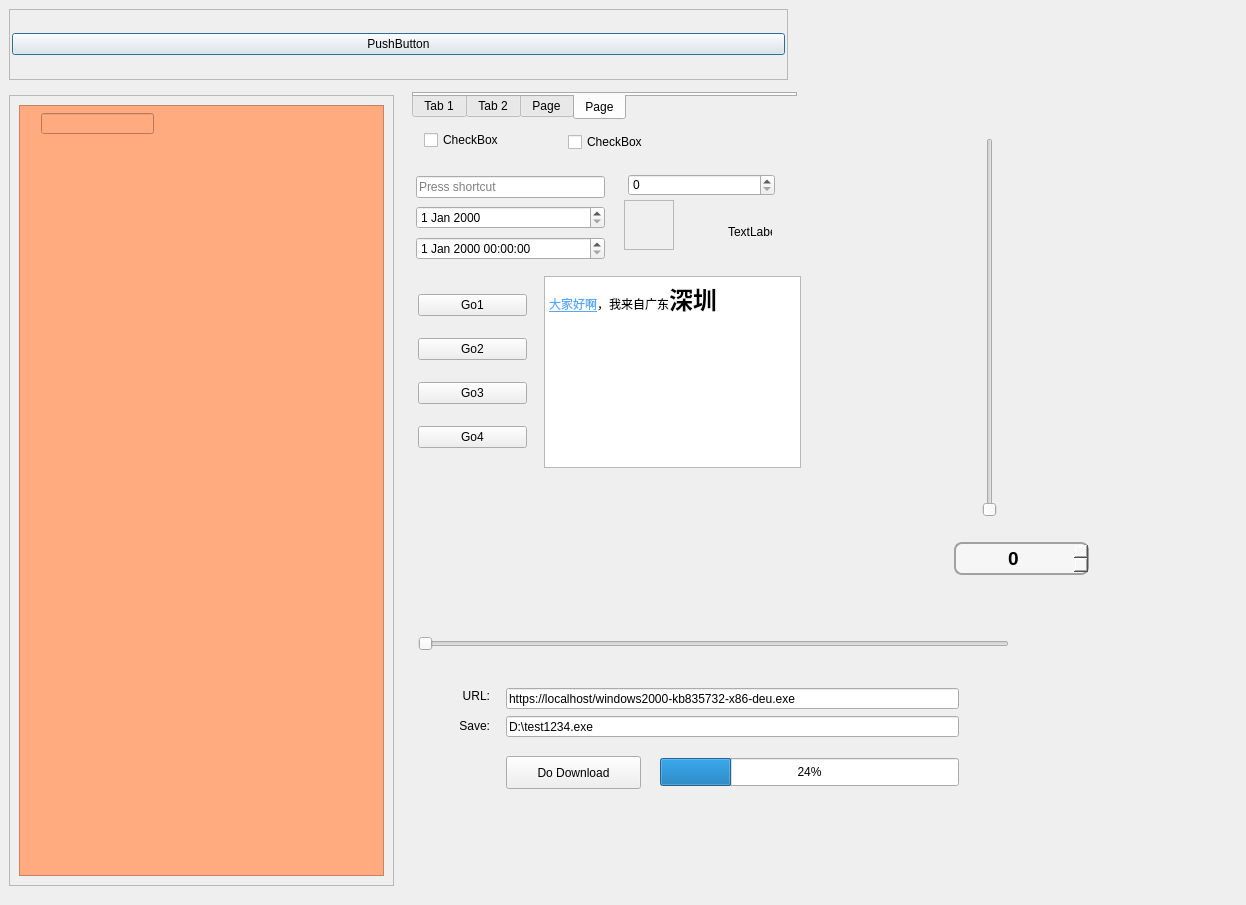
Qt form DialogScrollTest.ui (wlffeng2008/SimpleTest) before a commit.
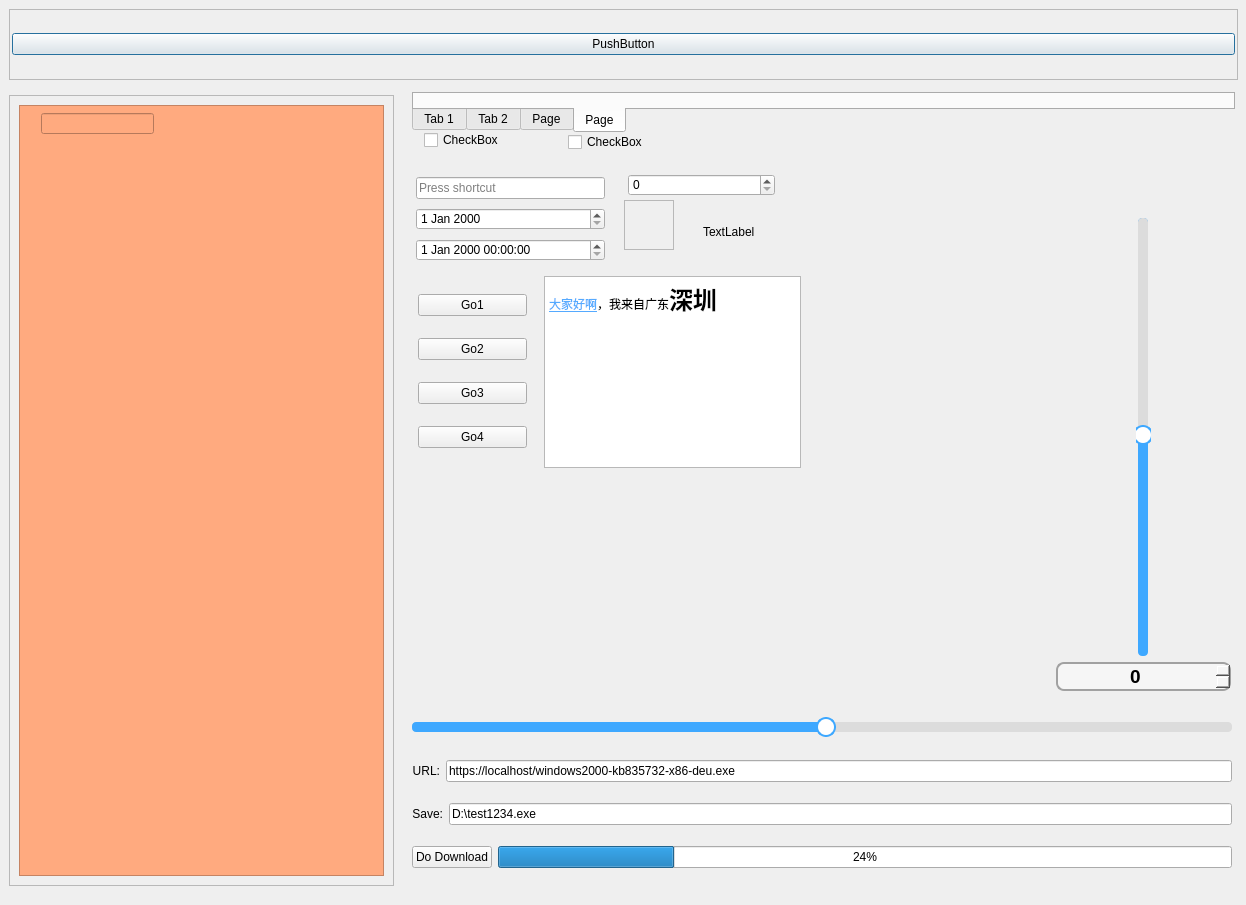
The same form after that commit. Icons and pictures are not drawn. Custom widgets are drawn as their Qt base class.

```diff
--- a/DialogScrollTest.ui
+++ b/DialogScrollTest.ui
@@ -13,12 +13,36 @@
   <property name="windowTitle">
    <string>Dialog</string>
   </property>
+  <property name="styleSheet">
+   <string notr="true">        QSlider::groove:horizontal { height: 10px; background: #DCDCDC; border-radius: 4px;}
+        QSlider::sub-page:horizontal { background: #3EA8FF;  border-radius: 4px;}
+        QSlider::handle:horizontal {
+            width: 16px;
+            height: 16px;
+            margin: -5px 0;
+            background: white;
+            border: 2px solid #3EA8FF;
+            border-radius: 10px; }
+
+        QSlider::groove:vertical { width: 10px; background: #3EA8FF;  border-radius: 4px; }
+        QSlider::sub-page:vertical { background: #DCDCDC;  border-radius: 4px; }
+        QSlider::handle:vertical {
+            width: 16px;
+            height: 16px;
+            margin: 0 -5px;
+            background: white;
+            border: 2px solid #3EA8FF;
+            border-radius: 10px; }
+
+        QSlider::handle:hover { background: #F0F0F0;}
+        QSlider::handle:pressed { background: #E0E0E0; border-color: #2D7FD1; }</string>
+  </property>
   <widget class="QScrollArea" name="scrollArea">
    <property name="geometry">
     <rect>
      <x>9</x>
      <y>9</y>
-     <width>779</width>
+     <width>1229</width>
      <height>71</height>
     </rect>
    </property>
@@ -36,7 +60,7 @@
      <rect>
       <x>0</x>
       <y>0</y>
-      <width>777</width>
+      <width>1227</width>
       <height>69</height>
      </rect>
     </property>
@@ -116,8 +140,8 @@
     <rect>
      <x>412</x>
      <y>92</y>
-     <width>385</width>
-     <height>28</height>
+     <width>823</width>
+     <height>41</height>
     </rect>
    </property>
    <property name="tabPosition">
@@ -277,16 +301,16 @@
   <widget class="QLabel" name="label1111">
    <property name="geometry">
     <rect>
-     <x>734</x>
-     <y>504</y>
-     <width>60</width>
-     <height>60</height>
+     <x>808</x>
+     <y>454</y>
+     <width>200</width>
+     <height>200</height>
     </rect>
    </property>
    <property name="minimumSize">
     <size>
-     <width>60</width>
-     <height>60</height>
+     <width>200</width>
+     <height>200</height>
     </size>
    </property>
    <property name="maximumSize">
@@ -311,8 +335,8 @@
   <widget class="QLabel" name="label2222">
    <property name="geometry">
     <rect>
-     <x>576</x>
-     <y>476</y>
+     <x>698</x>
+     <y>502</y>
      <width>100</width>
      <height>100</height>
     </rect>
@@ -367,9 +391,9 @@
   <widget class="QLabel" name="label3333">
    <property name="geometry">
     <rect>
-     <x>728</x>
+     <x>703</x>
      <y>202</y>
-     <width>44</width>
+     <width>69</width>
      <height>60</height>
     </rect>
    </property>
@@ -380,28 +404,18 @@
     <bool>true</bool>
    </property>
   </widget>
-  <widget class="CapsuleSlider" name="verticalSlider">
+  <widget class="QWidget" name="layoutWidget">
    <property name="geometry">
     <rect>
-     <x>978</x>
-     <y>138</y>
-     <width>24</width>
-     <height>379</height>
+     <x>412</x>
+     <y>700</y>
+     <width>820</width>
+     <height>185</height>
     </rect>
    </property>
-   <property name="orientation">
-    <enum>Qt::Orientation::Vertical</enum>
-   </property>
-  </widget>
+   <layout class="QVBoxLayout" name="verticalLayout_4">
+    <item>
   <widget class="CapsuleSlider" name="horizontalSlider">
-   <property name="geometry">
-    <rect>
-     <x>418</x>
-     <y>632</y>
-     <width>591</width>
-     <height>24</height>
-    </rect>
-   </property>
    <property name="minimumSize">
     <size>
      <width>0</width>
@@ -414,19 +428,21 @@
      <height>24</height>
     </size>
    </property>
+      <property name="minimum">
+       <number>0</number>
+      </property>
+      <property name="value">
+       <number>50</number>
+      </property>
    <property name="orientation">
     <enum>Qt::Orientation::Horizontal</enum>
    </property>
   </widget>
+    </item>
+    <item>
+     <layout class="QHBoxLayout" name="horizontalLayout">
+      <item>
   <widget class="QLabel" name="label">
-   <property name="geometry">
-    <rect>
-     <x>430</x>
-     <y>688</y>
-     <width>60</width>
-     <height>15</height>
-    </rect>
-   </property>
    <property name="text">
     <string>URL:</string>
    </property>
@@ -434,83 +450,79 @@
     <set>Qt::AlignmentFlag::AlignRight|Qt::AlignmentFlag::AlignTrailing|Qt::AlignmentFlag::AlignVCenter</set>
    </property>
   </widget>
-  <widget class="QLabel" name="label_2">
-   <property name="geometry">
-    <rect>
-     <x>430</x>
-     <y>718</y>
-     <width>60</width>
-     <height>15</height>
-    </rect>
-   </property>
-   <property name="text">
-    <string>Save:</string>
-   </property>
-   <property name="alignment">
-    <set>Qt::AlignmentFlag::AlignRight|Qt::AlignmentFlag::AlignTrailing|Qt::AlignmentFlag::AlignVCenter</set>
-   </property>
-  </widget>
+      </item>
+      <item>
   <widget class="QLineEdit" name="lineEditUrl">
-   <property name="geometry">
-    <rect>
-     <x>506</x>
-     <y>688</y>
-     <width>453</width>
-     <height>21</height>
-    </rect>
-   </property>
    <property name="text">
     <string>https://localhost/windows2000-kb835732-x86-deu.exe</string>
    </property>
   </widget>
+      </item>
+     </layout>
+    </item>
+    <item>
+     <layout class="QHBoxLayout" name="horizontalLayout_3">
+      <item>
+       <widget class="QLabel" name="label_2">
+        <property name="text">
+         <string>Save:</string>
+        </property>
+        <property name="alignment">
+         <set>Qt::AlignmentFlag::AlignRight|Qt::AlignmentFlag::AlignTrailing|Qt::AlignmentFlag::AlignVCenter</set>
+        </property>
+       </widget>
+      </item>
+      <item>
   <widget class="QLineEdit" name="lineEditFile">
-   <property name="geometry">
-    <rect>
-     <x>506</x>
-     <y>716</y>
-     <width>453</width>
-     <height>21</height>
-    </rect>
-   </property>
    <property name="text">
     <string>D:\test1234.exe</string>
    </property>
   </widget>
+      </item>
+     </layout>
+    </item>
+    <item>
+     <layout class="QHBoxLayout" name="horizontalLayout_4">
+      <item>
   <widget class="QPushButton" name="pushButtonDownload">
-   <property name="geometry">
-    <rect>
-     <x>506</x>
-     <y>756</y>
-     <width>135</width>
-     <height>33</height>
-    </rect>
-   </property>
    <property name="text">
     <string>Do Download</string>
    </property>
   </widget>
+      </item>
+      <item>
   <widget class="QProgressBar" name="progressBar">
-   <property name="geometry">
-    <rect>
-     <x>660</x>
-     <y>758</y>
-     <width>299</width>
-     <height>28</height>
-    </rect>
-   </property>
    <property name="value">
     <number>24</number>
    </property>
   </widget>
+      </item>
+     </layout>
+    </item>
+   </layout>
+  </widget>
+  <widget class="QWidget" name="layoutWidget">
+   <property name="geometry">
+    <rect>
+     <x>1056</x>
+     <y>218</y>
+     <width>175</width>
+     <height>473</height>
+    </rect>
+   </property>
+   <layout class="QVBoxLayout" name="verticalLayout_5">
+    <item alignment="Qt::AlignmentFlag::AlignHCenter">
+     <widget class="CapsuleSlider" name="verticalSlider">
+      <property name="value">
+       <number>50</number>
+      </property>
+      <property name="orientation">
+       <enum>Qt::Orientation::Vertical</enum>
+      </property>
+     </widget>
+    </item>
+    <item>
   <widget class="QSpinBox" name="spinBoxTest">
-   <property name="geometry">
-    <rect>
-     <x>954</x>
-     <y>542</y>
-     <width>135</width>
-     <height>33</height>
-    </rect>
-   </property>
    <property name="font">
     <font>
      <pointsize>14</pointsize>
@@ -573,6 +585,11 @@
     <number>200</number>
    </property>
   </widget>
+    </item>
+   </layout>
+  </widget>
+  <zorder>layoutWidget</zorder>
+  <zorder>layoutWidget</zorder>
   <zorder>layoutWidget</zorder>
   <zorder>layoutWidget</zorder>
   <zorder>tabWidget</zorder>
```
Left out of the diff: 9 changed lines with no effect on the pictures. Lines whose indentation alone changed are shown as unchanged.
